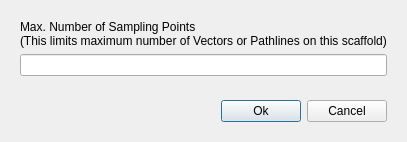
Qt form baramFlow/view/results/visual_reports/display_control/reporting_scaffold_dialog.ui (nextfoam/baram) before a commit.
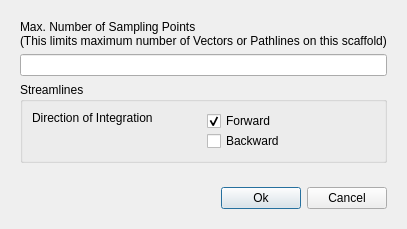
The same form after that commit.

Commit message: Streamline integration direction may be necessary to be configured per scaffold especially when it comes to inlet and outlet

The edit to the form file:
```diff
--- a/baramFlow/view/results/visual_reports/display_control/reporting_scaffold_dialog.ui
+++ b/baramFlow/view/results/visual_reports/display_control/reporting_scaffold_dialog.ui
@@ -9,8 +9,8 @@
    <rect>
     <x>0</x>
     <y>0</y>
-    <width>401</width>
-    <height>128</height>
+    <width>404</width>
+    <height>226</height>
    </rect>
   </property>
   <property name="windowTitle">
@@ -52,6 +52,81 @@
         </layout>
        </widget>
       </item>
+      <item>
+       <widget class="QGroupBox" name="groupBox_2">
+        <property name="title">
+         <string>Streamlines</string>
+        </property>
+        <layout class="QVBoxLayout" name="verticalLayout_5">
+         <item>
+          <widget class="QWidget" name="widget_11" native="true">
+           <layout class="QHBoxLayout" name="horizontalLayout_11">
+            <property name="leftMargin">
+             <number>0</number>
+            </property>
+            <property name="topMargin">
+             <number>0</number>
+            </property>
+            <property name="rightMargin">
+             <number>0</number>
+            </property>
+            <property name="bottomMargin">
+             <number>0</number>
+            </property>
+            <item>
+             <widget class="QLabel" name="label_9">
+              <property name="text">
+               <string>Direction of Integration</string>
+              </property>
+              <property name="alignment">
+               <set>Qt::AlignLeading|Qt::AlignLeft|Qt::AlignTop</set>
+              </property>
+             </widget>
+            </item>
+            <item>
+             <widget class="QWidget" name="widget_13" native="true">
+              <layout class="QVBoxLayout" name="verticalLayout_6">
+               <property name="spacing">
+                <number>0</number>
+               </property>
+               <property name="leftMargin">
+                <number>0</number>
+               </property>
+               <property name="topMargin">
+                <number>0</number>
+               </property>
+               <property name="rightMargin">
+                <number>0</number>
+               </property>
+               <property name="bottomMargin">
+                <number>0</number>
+               </property>
+               <item>
+                <widget class="QCheckBox" name="streamlinesIntegrateForward">
+                 <property name="text">
+                  <string>Forward</string>
+                 </property>
+                 <property name="checked">
+                  <bool>true</bool>
+                 </property>
+                </widget>
+               </item>
+               <item>
+                <widget class="QCheckBox" name="streamlinesIntegrateBackward">
+                 <property name="text">
+                  <string>Backward</string>
+                 </property>
+                </widget>
+               </item>
+              </layout>
+             </widget>
+            </item>
+           </layout>
+          </widget>
+         </item>
+        </layout>
+       </widget>
+      </item>
      </layout>
     </widget>
    </item>
```
The commit also changes 8 other files.
